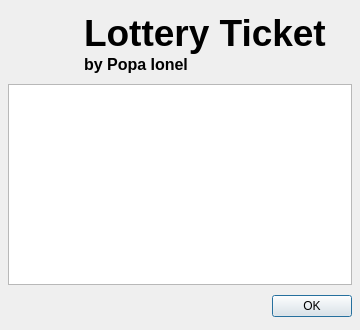
The window that src/aboutwidget.ui (popai/LotoTicket) describes before a commit, drawn with Qt 5.
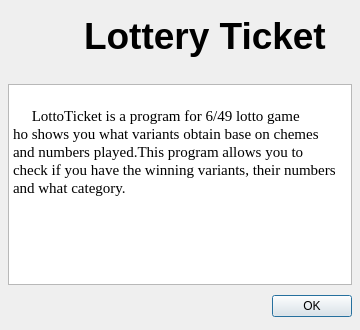
The same window after the commit. Icons and pictures are not drawn.

```diff
--- a/src/aboutwidget.ui
+++ b/src/aboutwidget.ui
@@ -77,7 +77,7 @@
 p, li { white-space: pre-wrap; }
 &lt;/style&gt;&lt;/head&gt;&lt;body style=&quot; font-family:'MS Shell Dlg 2'; font-size:8.25pt; font-weight:400; font-style:normal;&quot;&gt;
 &lt;p style=&quot; margin-top:0px; margin-bottom:0px; margin-left:0px; margin-right:0px; -qt-block-indent:0; text-indent:0px;&quot;&gt;&lt;span style=&quot; font-family:'Sans Serif'; font-size:28pt; font-weight:600;&quot;&gt;Lottery Ticket&lt;/span&gt;&lt;/p&gt;
-&lt;p style=&quot; margin-top:0px; margin-bottom:0px; margin-left:0px; margin-right:0px; -qt-block-indent:0; text-indent:0px;&quot;&gt;&lt;span style=&quot; font-family:'Sans Serif'; font-size:12pt; font-weight:600;&quot;&gt;by Popa Ionel&lt;/span&gt;&lt;/p&gt;&lt;/body&gt;&lt;/html&gt;</string>
+&lt;p style=&quot;-qt-paragraph-type:empty; margin-top:0px; margin-bottom:0px; margin-left:0px; margin-right:0px; -qt-block-indent:0; text-indent:0px; font-size:8pt;&quot;&gt;&lt;/p&gt;&lt;/body&gt;&lt;/html&gt;</string>
        </property>
       </widget>
      </item>
@@ -104,7 +104,12 @@
 &lt;html&gt;&lt;head&gt;&lt;meta name=&quot;qrichtext&quot; content=&quot;1&quot; /&gt;&lt;style type=&quot;text/css&quot;&gt;
 p, li { white-space: pre-wrap; }
 &lt;/style&gt;&lt;/head&gt;&lt;body style=&quot; font-family:'Times New Roman'; font-size:11pt; font-weight:400; font-style:normal;&quot;&gt;
-&lt;p style=&quot;-qt-paragraph-type:empty; margin-top:12px; margin-bottom:12px; margin-left:0px; margin-right:0px; -qt-block-indent:0; text-indent:0px;&quot;&gt;&lt;/p&gt;&lt;/body&gt;&lt;/html&gt;</string>
+&lt;p style=&quot;-qt-paragraph-type:empty; margin-top:0px; margin-bottom:0px; margin-left:0px; margin-right:0px; -qt-block-indent:0; text-indent:0px;&quot;&gt;&lt;/p&gt;
+&lt;p style=&quot; margin-top:0px; margin-bottom:0px; margin-left:0px; margin-right:0px; -qt-block-indent:0; text-indent:0px;&quot;&gt;     LottoTicket is a program for 6/49 lotto game&lt;/p&gt;
+&lt;p style=&quot; margin-top:0px; margin-bottom:0px; margin-left:0px; margin-right:0px; -qt-block-indent:0; text-indent:0px;&quot;&gt;ho shows you what variants obtain base on chemes&lt;/p&gt;
+&lt;p style=&quot; margin-top:0px; margin-bottom:0px; margin-left:0px; margin-right:0px; -qt-block-indent:0; text-indent:0px;&quot;&gt;and numbers played.This program allows you to&lt;/p&gt;
+&lt;p style=&quot; margin-top:0px; margin-bottom:0px; margin-left:0px; margin-right:0px; -qt-block-indent:0; text-indent:0px;&quot;&gt;check if you have the winning variants, their numbers&lt;/p&gt;
+&lt;p style=&quot; margin-top:0px; margin-bottom:0px; margin-left:0px; margin-right:0px; -qt-block-indent:0; text-indent:0px;&quot;&gt;and what category.&lt;/p&gt;&lt;/body&gt;&lt;/html&gt;</string>
      </property>
     </widget>
    </item>
```
